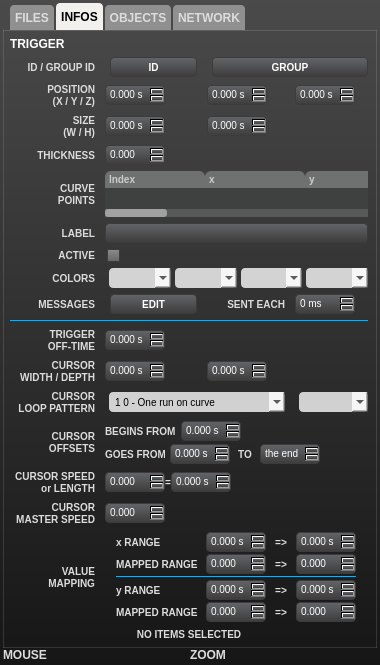
Above: uiinspector.ui from buzzinglight/IanniX before the change. Below: the same form after it.
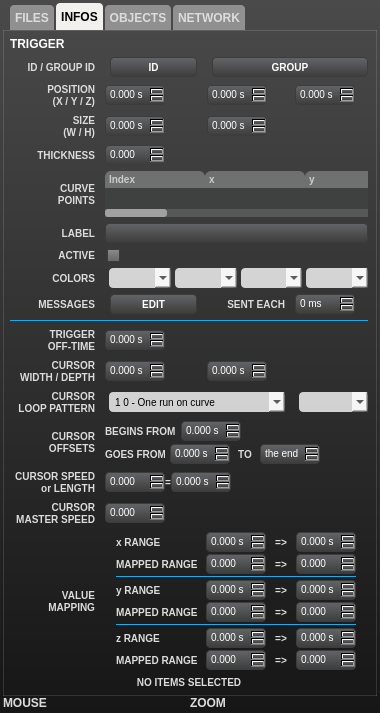
That is the form after the change. The open tabs and pages were chosen to show the change. Icons and pictures are not drawn.

The edit to the form file:
```diff
--- a/uiinspector.ui
+++ b/uiinspector.ui
@@ -7,7 +7,7 @@
     <x>0</x>
     <y>0</y>
     <width>379</width>
-    <height>665</height>
+    <height>713</height>
    </rect>
   </property>
   <property name="windowTitle">
@@ -21,7 +21,7 @@
 	font: bold;
 }
 
-QLabel#separator1, QLabel#separator2, QLabel#separator3, QLabel#separator4, QLabel#cursorTargetLabel9 {
+QLabel#separator1, QLabel#separator2, QLabel#separator3, QLabel#separator4, QLabel#cursorTargetLabel9, QLabel#cursorTargetLabel10 {
 	border-top: 1px solid rgb(44, 167, 218);
 }
 
@@ -1663,6 +1663,25 @@
                   </property>
                  </widget>
                 </item>
+                <item row="6" column="0">
+                 <widget class="QLabel" name="cursorTargetLabel11">
+                  <property name="minimumSize">
+                   <size>
+                    <width>90</width>
+                    <height>0</height>
+                   </size>
+                  </property>
+                  <property name="maximumSize">
+                   <size>
+                    <width>90</width>
+                    <height>16777215</height>
+                   </size>
+                  </property>
+                  <property name="text">
+                   <string>z RANGE</string>
+                  </property>
+                 </widget>
+                </item>
                 <item row="2" column="0" colspan="4">
                  <widget class="QLabel" name="cursorTargetLabel9">
                   <property name="minimumSize">
@@ -1685,6 +1704,227 @@
                   </property>
                  </widget>
                 </item>
+                <item row="5" column="0" colspan="4">
+                 <widget class="QLabel" name="cursorTargetLabel10">
+                  <property name="minimumSize">
+                   <size>
+                    <width>0</width>
+                    <height>2</height>
+                   </size>
+                  </property>
+                  <property name="maximumSize">
+                   <size>
+                    <width>16777215</width>
+                    <height>2</height>
+                   </size>
+                  </property>
+                  <property name="text">
+                   <string/>
+                  </property>
+                  <property name="textFormat">
+                   <enum>Qt::PlainText</enum>
+                  </property>
+                 </widget>
+                </item>
+                <item row="7" column="0">
+                 <widget class="QLabel" name="cursorTargetLabel12">
+                  <property name="minimumSize">
+                   <size>
+                    <width>90</width>
+                    <height>0</height>
+                   </size>
+                  </property>
+                  <property name="maximumSize">
+                   <size>
+                    <width>90</width>
+                    <height>16777215</height>
+                   </size>
+                  </property>
+                  <property name="text">
+                   <string>MAPPED RANGE</string>
+                  </property>
+                 </widget>
+                </item>
+                <item row="6" column="1">
+                 <widget class="QDoubleSpinBox" name="cursorSourceZ2">
+                  <property name="minimumSize">
+                   <size>
+                    <width>60</width>
+                    <height>0</height>
+                   </size>
+                  </property>
+                  <property name="maximumSize">
+                   <size>
+                    <width>60</width>
+                    <height>16777215</height>
+                   </size>
+                  </property>
+                  <property name="statusTip">
+                   <string>Change here the values for the graphical mapping of cursors position</string>
+                  </property>
+                  <property name="suffix">
+                   <string notr="true"> s</string>
+                  </property>
+                  <property name="decimals">
+                   <number>3</number>
+                  </property>
+                  <property name="minimum">
+                   <double>-999999.000000000000000</double>
+                  </property>
+                  <property name="maximum">
+                   <double>999999.000000000000000</double>
+                  </property>
+                  <property name="singleStep">
+                   <double>0.100000000000000</double>
+                  </property>
+                 </widget>
+                </item>
+                <item row="7" column="1">
+                 <widget class="QDoubleSpinBox" name="cursorTargetZ2">
+                  <property name="minimumSize">
+                   <size>
+                    <width>60</width>
+                    <height>0</height>
+                   </size>
+                  </property>
+                  <property name="maximumSize">
+                   <size>
+                    <width>60</width>
+                    <height>16777215</height>
+                   </size>
+                  </property>
+                  <property name="statusTip">
+                   <string>Change here the values for the graphical mapping of cursors position</string>
+                  </property>
+                  <property name="suffix">
+                   <string notr="true"/>
+                  </property>
+                  <property name="decimals">
+                   <number>3</number>
+                  </property>
+                  <property name="minimum">
+                   <double>-999999.000000000000000</double>
+                  </property>
+                  <property name="maximum">
+                   <double>999999.000000000000000</double>
+                  </property>
+                  <property name="singleStep">
+                   <double>0.100000000000000</double>
+                  </property>
+                 </widget>
+                </item>
+                <item row="6" column="3">
+                 <widget class="QDoubleSpinBox" name="cursorSourceZ1">
+                  <property name="minimumSize">
+                   <size>
+                    <width>60</width>
+                    <height>0</height>
+                   </size>
+                  </property>
+                  <property name="maximumSize">
+                   <size>
+                    <width>60</width>
+                    <height>16777215</height>
+                   </size>
+                  </property>
+                  <property name="statusTip">
+                   <string>Change here the values for the graphical mapping of cursors position</string>
+                  </property>
+                  <property name="suffix">
+                   <string notr="true"> s</string>
+                  </property>
+                  <property name="decimals">
+                   <number>3</number>
+                  </property>
+                  <property name="minimum">
+                   <double>-999999.000000000000000</double>
+                  </property>
+                  <property name="maximum">
+                   <double>999999.000000000000000</double>
+                  </property>
+                  <property name="singleStep">
+                   <double>0.100000000000000</double>
+                  </property>
+                 </widget>
+                </item>
+                <item row="7" column="3">
+                 <widget class="QDoubleSpinBox" name="cursorTargetZ1">
+                  <property name="minimumSize">
+                   <size>
+                    <width>60</width>
+                    <height>0</height>
+                   </size>
+                  </property>
+                  <property name="maximumSize">
+                   <size>
+                    <width>60</width>
+                    <height>16777215</height>
+                   </size>
+                  </property>
+                  <property name="statusTip">
+                   <string>Change here the values for the graphical mapping of cursors position</string>
+                  </property>
+                  <property name="suffix">
+                   <string notr="true"/>
+                  </property>
+                  <property name="decimals">
+                   <number>3</number>
+                  </property>
+                  <property name="minimum">
+                   <double>-999999.000000000000000</double>
+                  </property>
+                  <property name="maximum">
+                   <double>999999.000000000000000</double>
+                  </property>
+                  <property name="singleStep">
+                   <double>0.100000000000000</double>
+                  </property>
+                 </widget>
+                </item>
+                <item row="6" column="2">
+                 <widget class="QLabel" name="cursorTargetLabel13">
+                  <property name="minimumSize">
+                   <size>
+                    <width>30</width>
+                    <height>0</height>
+                   </size>
+                  </property>
+                  <property name="maximumSize">
+                   <size>
+                    <width>30</width>
+                    <height>16777215</height>
+                   </size>
+                  </property>
+                  <property name="text">
+                   <string>=&gt;</string>
+                  </property>
+                  <property name="alignment">
+                   <set>Qt::AlignCenter</set>
+                  </property>
+                 </widget>
+                </item>
+                <item row="7" column="2">
+                 <widget class="QLabel" name="cursorTargetLabel14">
+                  <property name="minimumSize">
+                   <size>
+                    <width>30</width>
+                    <height>0</height>
+                   </size>
+                  </property>
+                  <property name="maximumSize">
+                   <size>
+                    <width>30</width>
+                    <height>16777215</height>
+                   </size>
+                  </property>
+                  <property name="text">
+                   <string>=&gt;</string>
+                  </property>
+                  <property name="alignment">
+                   <set>Qt::AlignCenter</set>
+                  </property>
+                 </widget>
+                </item>
                </layout>
               </item>
              </layout>
```
Left out of the diff: 194 changed lines with no effect on the pictures.
